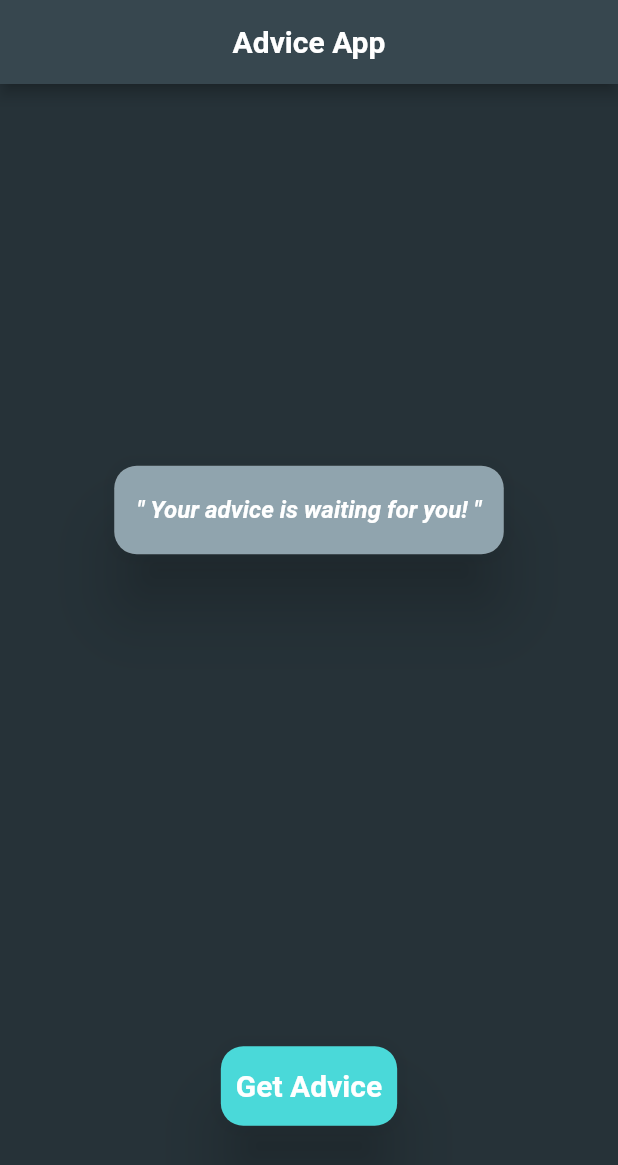
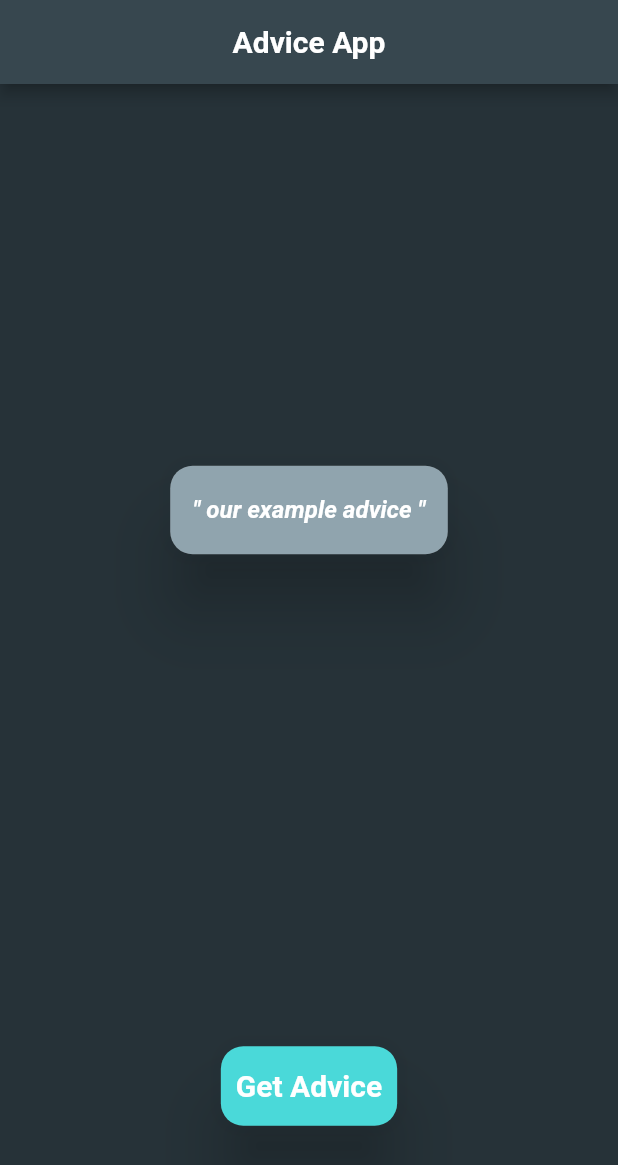
Before and after one commit to stone71/flutter_advice, a Flutter app: the screen it shows after launch, on a phone screen of 412 x 824 dp. Shown: the top 1165 px of the screen. Run offline on Flutter 3.47's test engine with Material 2 defaults, Android fonts, the light colour scheme and no system bars; our stand-ins replace bloc, flutter_bloc; Roboto replaces fonts that are missing (Rubik).

Commit message:
add Application Layer - add packages bloc and flutter_bloc - update main.dart - update advice_page.dart - update custom_button.dart - add advice_bloc.dart - add advice_event.dart - add advice_state.dart

```diff
--- /dev/null
+++ b/lib/application/advice/advice_bloc.dart
@@ -0,0 +1,21 @@
+import 'package:bloc/bloc.dart';
+import 'package:meta/meta.dart';
+
+part 'advice_event.dart';
+part 'advice_state.dart';
+
+class AdviceBloc extends Bloc<AdviceEvent, AdviceState> {
+  AdviceBloc() : super(AdviceInitial()) {
+    Future sleep1() {
+      return Future.delayed(const Duration(seconds: 2), () => "2");
+    }
+
+    on<AdviceEvent>((event, emit) async {
+      emit(AdviceStateLoading());
+      // do something
+      await sleep1(); // fake network request
+      // get advice
+      emit(AdviceStateLoaded(advice: "our example advice"));
+    });
+  }
+}
--- /dev/null
+++ b/lib/application/advice/advice_event.dart
@@ -0,0 +1,9 @@
+part of 'advice_bloc.dart';
+
+@immutable
+abstract class AdviceEvent {}
+
+/// event when button is pressed
+class AdviceRequestedEvent extends AdviceEvent {}
+
+class ExampleEvent extends AdviceEvent {}
--- /dev/null
+++ b/lib/application/advice/advice_state.dart
@@ -0,0 +1,15 @@
+part of 'advice_bloc.dart';
+
+@immutable
+abstract class AdviceState {}
+
+class AdviceInitial extends AdviceState {}
+
+class AdviceStateLoading extends AdviceState {}
+
+class AdviceStateLoaded extends AdviceState {
+  final String advice;
+  AdviceStateLoaded({required this.advice});
+}
+
+class AdviceStateError extends AdviceState {}
--- a/lib/main.dart
+++ b/lib/main.dart
@@ -1,6 +1,8 @@
 import 'package:flutter/material.dart';
+import 'package:flutter_advice/application/advice/advice_bloc.dart';
 import 'package:flutter_advice/presentation/advice/advice_page.dart';
 import 'package:flutter_advice/theme.dart';
+import 'package:flutter_bloc/flutter_bloc.dart';
 
 void main() {
   runApp(const MyApp());
@@ -17,7 +19,10 @@ class MyApp extends StatelessWidget {
       theme: AppTheme.lightTheme,
       darkTheme: AppTheme.darkTheme,
       themeMode: ThemeMode.dark,
-      home: const AdvicePage(),
+      home: BlocProvider(
+        create: (BuildContext context) => AdviceBloc(),
+        child: const AdvicePage(),
+      ),
       debugShowCheckedModeBanner: false,
     );
   }
--- a/lib/presentation/advice/advice_page.dart
+++ b/lib/presentation/advice/advice_page.dart
@@ -1,7 +1,9 @@
-import 'package:flutter/material.dart';
+import 'package:flutter_advice/application/advice/advice_bloc.dart';
 import 'package:flutter_advice/presentation/advice/widgets/advice_field.dart';
 import 'package:flutter_advice/presentation/advice/widgets/custom_button.dart';
 import 'package:flutter_advice/presentation/advice/widgets/error_message.dart';
+import 'package:flutter/material.dart';
+import 'package:flutter_bloc/flutter_bloc.dart';
 
 class AdvicePage extends StatelessWidget {
   const AdvicePage({Key? key}) : super(key: key);
@@ -19,26 +21,39 @@ class AdvicePage extends StatelessWidget {
           padding: const EdgeInsets.symmetric(horizontal: 50),
           child: Column(
             children: [
-              const Expanded(
+              Expanded(
                 child: Center(
-                  //child: ErrorMessage(),
-                  child: AdviceField(advice: "Your advice is waiting for you!"),
-                  /*
-                  Text(
-                    "Your advice is waiting for you!",
-                    style: themeData.textTheme.headline1,
-                  ),
-                  */
+                  child: BlocBuilder<AdviceBloc, AdviceState>(
+                      bloc: BlocProvider.of<AdviceBloc>(context)
+                        ..add(AdviceRequestedEvent()),
+                      // INFO Verwendung nur ein state und values,
+                      // dann nur Ausführung wenn etwas bestimmtes geändert wurde
+                      // buildWhen: (p, c) { return p != c; },
+                      builder: (context, adviceState) {
+                        if (adviceState is AdviceInitial) {
+                          return Text(
+                            "Your advice is waiting for you!",
+                            style: themeData.textTheme.headline1,
+                          );
+                        } else if (adviceState is AdviceStateLoading) {
+                          return CircularProgressIndicator(
+                            color: themeData.colorScheme.secondary,
+                          );
+                        } else if (adviceState is AdviceStateLoaded) {
+                          return AdviceField(
+                            advice: adviceState.advice,
+                          );
+                        } else if (adviceState is AdviceStateError) {
+                          return const ErrorMessage();
+                        }
+                        return const Placeholder();
+                      }),
                 ),
               ),
-              SizedBox(
+              const SizedBox(
                 height: 200,
                 child: Center(
-                  child: CustomButton(
-                    onPressed: () {
-                      print("button pressed");
-                    },
-                  ),
+                  child: CustomButton(),
                 ),
               ),
             ],
--- a/lib/presentation/advice/widgets/custom_button.dart
+++ b/lib/presentation/advice/widgets/custom_button.dart
@@ -1,14 +1,16 @@
+import 'package:flutter_advice/application/advice/advice_bloc.dart';
 import 'package:flutter/material.dart';
+import 'package:flutter_bloc/flutter_bloc.dart';
 
 class CustomButton extends StatelessWidget {
-  final Function onPressed;
-  const CustomButton({Key? key, required this.onPressed}) : super(key: key);
+  const CustomButton({Key? key}) : super(key: key);
 
   @override
   Widget build(BuildContext context) {
     final themeData = Theme.of(context);
     return InkResponse(
-      onTap: () => onPressed(),
+      onTap: () =>
+          BlocProvider.of<AdviceBloc>(context).add(AdviceRequestedEvent()),
       child: Material(
         elevation: 20,
         borderRadius: BorderRadius.circular(15),
--- a/pubspec.yaml
+++ b/pubspec.yaml
@@ -34,6 +34,8 @@ dependencies:
   # The following adds the Cupertino Icons font to your application.
   # Use with the CupertinoIcons class for iOS style icons.
   cupertino_icons: ^1.0.2
+  bloc: ^7.2.1
+  flutter_bloc: ^7.3.1
 
 dev_dependencies:
   flutter_test:
```
Also changed, not shown: pubspec.lock.
